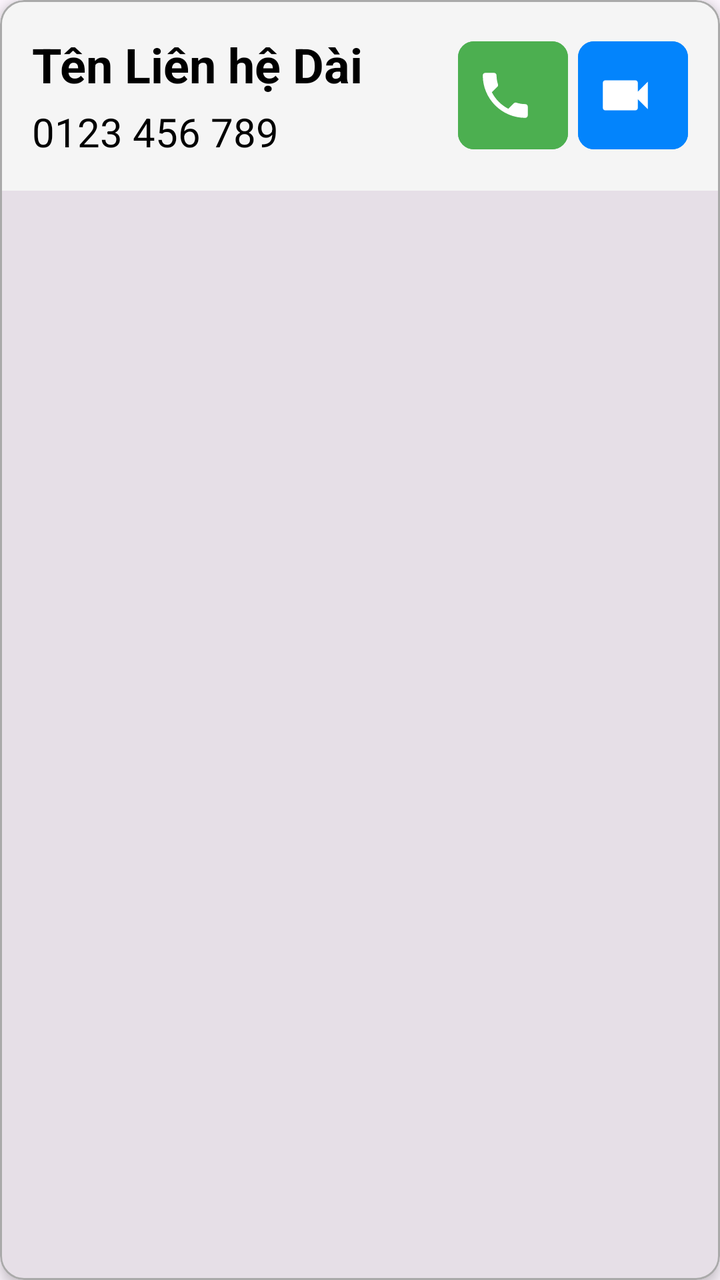
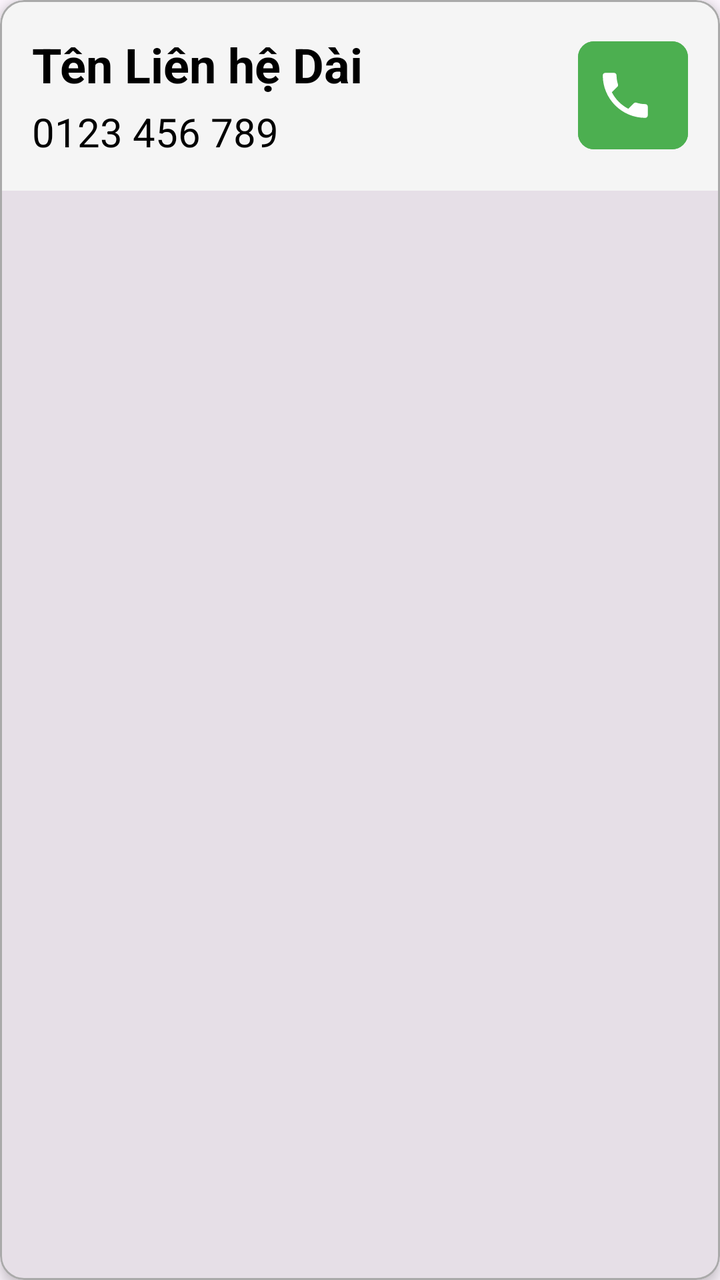

Compare the two renders of this Android layout. The source of the first and the diff that turns it into the second are given below.
<!-- AndroidManifest.xml: application theme Theme.SeniorCare -->
<!-- res/layout/item_contact.xml -->
<?xml version="1.0" encoding="utf-8"?>
<com.google.android.material.card.MaterialCardView xmlns:android="http://schemas.android.com/apk/res/android"
    xmlns:app="http://schemas.android.com/apk/res-auto"
    android:layout_width="match_parent"
    android:layout_height="wrap_content"
    app:cardCornerRadius="12dp"
    app:cardElevation="4dp"
    app:strokeColor="@android:color/darker_gray"
    android:layout_marginBottom="8dp"
    app:strokeWidth="1dp">

    <LinearLayout
        android:layout_width="match_parent"
        android:layout_height="wrap_content"
        android:background="#F5F5F5"
        android:orientation="vertical"
        android:padding="16dp">

        
        <LinearLayout
            android:layout_width="match_parent"
            android:layout_height="wrap_content"
            android:gravity="center_vertical"
            android:orientation="horizontal">

            <LinearLayout
                android:layout_width="0dp"
                android:layout_height="wrap_content"
                android:layout_weight="1"
                android:orientation="vertical">

                <TextView
                    android:id="@+id/contact_name"
                    android:layout_width="wrap_content"
                    android:layout_height="wrap_content"
                    android:text="Tên Liên hệ Dài"
                    android:textColor="@android:color/black"
                    android:textSize="24sp"
                    android:textStyle="bold" />

                <TextView
                    android:id="@+id/contact_phone"
                    android:layout_width="wrap_content"
                    android:layout_height="wrap_content"
                    android:layout_marginTop="4dp"
                    android:text="0123 456 789"
                    android:textColor="@color/black"
                    android:textSize="20sp" />
            </LinearLayout>

            <LinearLayout
                android:layout_width="wrap_content"
                android:layout_height="match_parent"
                android:gravity="center_vertical"
                android:orientation="horizontal">

                <com.google.android.material.button.MaterialButton
                    android:id="@+id/btn_call_phone"
                    android:layout_width="55dp"
                    android:layout_height="wrap_content"
                    android:layout_marginEnd="5dp"
                    android:backgroundTint="#4CAF50"
                    android:paddingHorizontal="24dp"
                    android:paddingVertical="12dp"
                    android:textStyle="bold"
                    app:cornerRadius="8dp"
                    app:icon="@drawable/ic_call"
                    app:iconGravity="textStart"
                    app:iconSize="30dp"
                    app:iconTint="@android:color/white" />

                <com.google.android.material.button.MaterialButton
                    android:id="@+id/btn_call_zalo"
                    android:layout_width="55dp"
                    android:layout_height="wrap_content"
                    android:backgroundTint="@color/zalo_blue"
                    android:paddingHorizontal="24dp"
                    android:paddingVertical="12dp"
                    android:textStyle="bold"
                    app:cornerRadius="8dp"
                    app:icon="@drawable/ic_zalo_call"
                    app:iconGravity="textStart"
                    app:iconSize="30dp"
                    app:iconTint="@android:color/white" />
            </LinearLayout>
        </LinearLayout>

        
    </LinearLayout>
</com.google.android.material.card.MaterialCardView>
<!-- resources referenced by this layout -->
<resources>
  <color name="black">#FF000000</color>
  <color name="zalo_blue">#0384FC</color>
  <!-- drawable ic_call (drawable) -->
  <?xml version="1.0" encoding="utf-8"?>
  <vector xmlns:android="http://schemas.android.com/apk/res/android"
      android:width="24dp"
      android:height="24dp"
      android:viewportWidth="24"
      android:viewportHeight="24">
      <path
          android:fillColor="@android:color/white"
          android:pathData="M6.62,10.79c1.44,2.83 3.76,5.14 6.59,6.59l2.2,-2.2c0.27,-0.27 0.67,-0.36 1.02,-0.24c1.12,0.37 2.32,0.57 3.55,0.57c0.55,0 1,0.45 1,1v3.5c0,0.55 -0.45,1 -1,1c-9.39,0 -17,-7.61 -17,-17c0,-0.55 0.45,-1 1,-1h3.5c0.55,0 1,0.45 1,1c0,1.23 0.2,2.43 0.57,3.55c0.12,0.35 0.03,0.75 -0.24,1.02l-2.2,2.2z"/>
  </vector>
  <!-- drawable ic_zalo_call (drawable) -->
  <?xml version="1.0" encoding="utf-8"?>
  <vector xmlns:android="http://schemas.android.com/apk/res/android"
      android:width="24dp"
      android:height="24dp"
      android:viewportWidth="24"
      android:viewportHeight="24"
      android:tint="?attr/colorControlNormal">
      
      <path
          android:fillColor="@android:color/white"
          android:pathData="M17,10.5V7c0,-0.55,-0.45,-1,-1,-1H4c-0.55,0,-1,0.45,-1,1v10c0,0.55,0.45,1,1,1h12c0.55,0,1,-0.45,1,-1v-3.5l4,4v-11l-4,4z"/>
  </vector>
  <style name="Theme.SeniorCare" parent="Base.Theme.SeniorCare" />
  <style name="Base.Theme.SeniorCare" parent="Theme.Material3.DayNight.NoActionBar">
          
          
          <item name="colorPrimary">@color/black</item>
          <item name="colorPrimaryVariant">@color/dark_white</item>
          <item name="colorOnPrimary">@color/white</item>
          
          <item name="colorSecondary">@color/teal_200</item>
          <item name="colorSecondaryVariant">@color/teal_700</item>
          <item name="colorOnSecondary">@color/black</item>
          
          <item name="android:statusBarColor" tools:targetApi="l">@color/dark_white</item>
          
          <item name="android:windowLightStatusBar" tools:targetApi="m">true</item>
          
      </style>
  <color name="dark_white">#F5F5F5</color>
  <color name="white">#FFFFFFFF</color>
  <color name="teal_200">#FF03DAC5</color>
  <color name="teal_700">#FF018786</color>
</resources>

<!-- the commit's change to res/layout/item_contact.xml (unified diff, before → after) -->
@@ -58,7 +58,7 @@
                     android:id="@+id/btn_call_phone"
                     android:layout_width="55dp"
                     android:layout_height="wrap_content"
-                    android:layout_marginEnd="5dp"
+                    android:layout_marginEnd="0dp"
                     android:backgroundTint="#4CAF50"
                     android:paddingHorizontal="24dp"
                     android:paddingVertical="12dp"
@@ -69,19 +69,8 @@
                     app:iconSize="30dp"
                     app:iconTint="@android:color/white" />
 
-                <com.google.android.material.button.MaterialButton
-                    android:id="@+id/btn_call_zalo"
-                    android:layout_width="55dp"
-                    android:layout_height="wrap_content"
-                    android:backgroundTint="@color/zalo_blue"
-                    android:paddingHorizontal="24dp"
-                    android:paddingVertical="12dp"
-                    android:textStyle="bold"
-                    app:cornerRadius="8dp"
-                    app:icon="@drawable/ic_zalo_call"
-                    app:iconGravity="textStart"
-                    app:iconSize="30dp"
-                    app:iconTint="@android:color/white" />
+                
+
             </LinearLayout>
         </LinearLayout>
 
<!-- resource entries referenced after the edit -->
@@ -1,7 +1,6 @@
 <!-- resources referenced by this layout -->
 <resources>
   <color name="black">#FF000000</color>
-  <color name="zalo_blue">#0384FC</color>
   <!-- drawable ic_call (drawable) -->
   <?xml version="1.0" encoding="utf-8"?>
   <vector xmlns:android="http://schemas.android.com/apk/res/android"
@@ -12,19 +11,6 @@
       <path
           android:fillColor="@android:color/white"
           android:pathData="M6.62,10.79c1.44,2.83 3.76,5.14 6.59,6.59l2.2,-2.2c0.27,-0.27 0.67,-0.36 1.02,-0.24c1.12,0.37 2.32,0.57 3.55,0.57c0.55,0 1,0.45 1,1v3.5c0,0.55 -0.45,1 -1,1c-9.39,0 -17,-7.61 -17,-17c0,-0.55 0.45,-1 1,-1h3.5c0.55,0 1,0.45 1,1c0,1.23 0.2,2.43 0.57,3.55c0.12,0.35 0.03,0.75 -0.24,1.02l-2.2,2.2z"/>
-  </vector>
-  <!-- drawable ic_zalo_call (drawable) -->
-  <?xml version="1.0" encoding="utf-8"?>
-  <vector xmlns:android="http://schemas.android.com/apk/res/android"
-      android:width="24dp"
-      android:height="24dp"
-      android:viewportWidth="24"
-      android:viewportHeight="24"
-      android:tint="?attr/colorControlNormal">
-      
-      <path
-          android:fillColor="@android:color/white"
-          android:pathData="M17,10.5V7c0,-0.55,-0.45,-1,-1,-1H4c-0.55,0,-1,0.45,-1,1v10c0,0.55,0.45,1,1,1h12c0.55,0,1,-0.45,1,-1v-3.5l4,4v-11l-4,4z"/>
   </vector>
   <style name="Theme.SeniorCare" parent="Base.Theme.SeniorCare" />
   <style name="Base.Theme.SeniorCare" parent="Theme.Material3.DayNight.NoActionBar">
